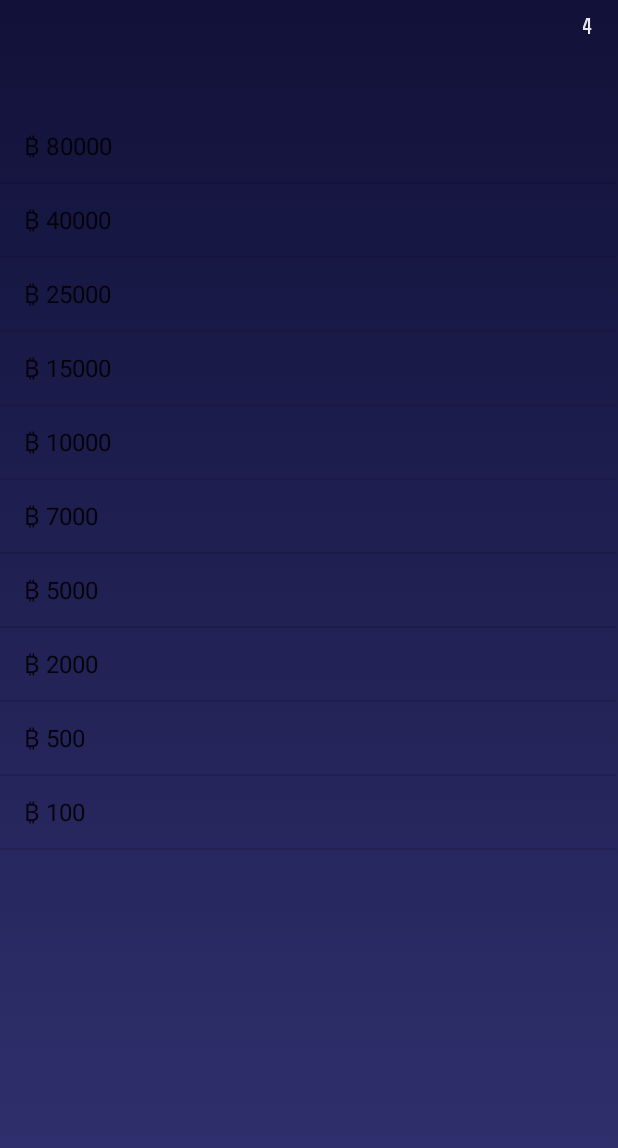
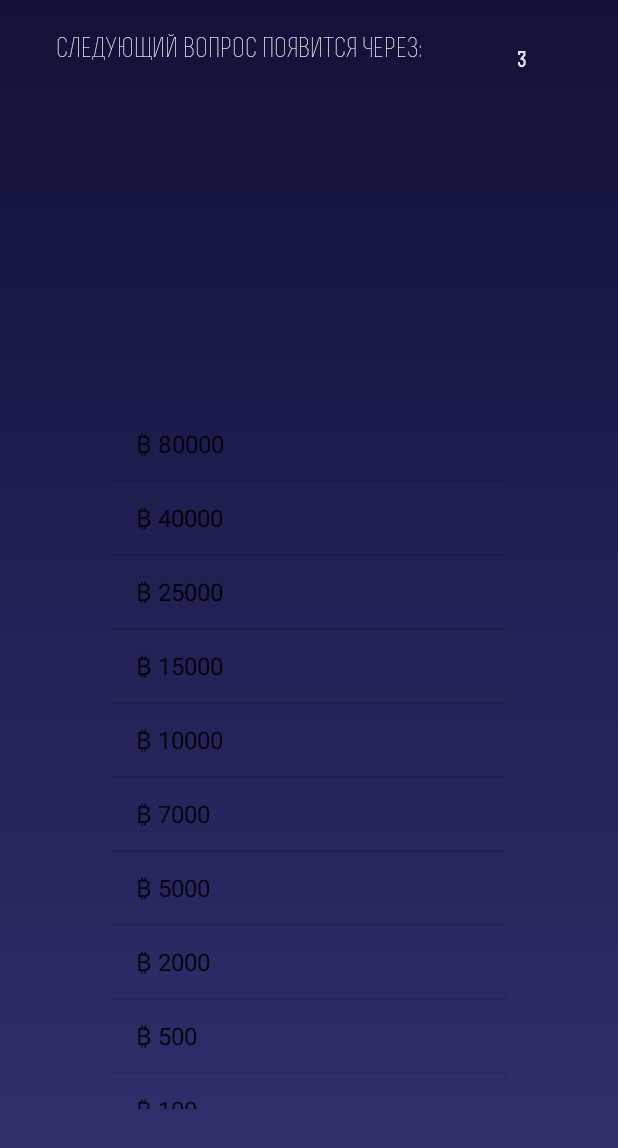
Before and after one commit to MariaForester/WhoWantsToBecomeLowLevelProgrammer, an Android app: the Progress screen opened directly, with no data from a screen before it, on a phone screen of 412 x 824 dp. Shown: the top 1148 px of the screen. Run offline under Robolectric (Android 15) with nearby library versions, the phone set to English and light mode, and no system bars.

Commit message:
Work with buttons and screens, location

```diff
--- a/app/src/main/res/layout-v16/activity_main.xml
+++ b/app/src/main/res/layout-v16/activity_main.xml
@@ -12,10 +12,8 @@
         android:layout_width="wrap_content"
         android:layout_height="wrap_content"
         android:layout_marginStart="25dp"
-        android:layout_marginLeft="25dp"
         android:layout_marginTop="35dp"
         android:layout_marginEnd="25dp"
-        android:layout_marginRight="25dp"
         android:layout_marginBottom="8dp"
         android:background="@drawable/buttons_gradient"
         android:fontFamily="@font/amatic_regular"
@@ -25,9 +23,10 @@
         android:textSize="44sp"
         app:layout_constraintBottom_toBottomOf="parent"
         app:layout_constraintEnd_toEndOf="parent"
+        app:layout_constraintHorizontal_bias="0.498"
         app:layout_constraintStart_toStartOf="parent"
         app:layout_constraintTop_toTopOf="parent"
-        app:layout_constraintVertical_bias="0.185" />
+        app:layout_constraintVertical_bias="0.109" />
 
     <com.google.android.material.button.MaterialButton
         android:id="@+id/but_loc_game"
--- a/app/src/main/res/layout/activity_progress.xml
+++ b/app/src/main/res/layout/activity_progress.xml
@@ -10,22 +10,25 @@
 
     <ListView
         android:id="@+id/listView"
-        android:layout_width="411dp"
-        android:layout_height="678dp"
+        android:layout_width="263dp"
+        android:layout_height="467dp"
+        android:layout_marginStart="8dp"
         android:layout_marginTop="8dp"
+        android:layout_marginEnd="8dp"
         android:layout_marginBottom="8dp"
         app:layout_constraintBottom_toBottomOf="parent"
+        app:layout_constraintEnd_toEndOf="parent"
+        app:layout_constraintStart_toStartOf="parent"
         app:layout_constraintTop_toTopOf="parent"
+        app:layout_constraintVertical_bias="0.774"
         tools:ignore="MissingConstraints"></ListView>
 
     <TextView
         android:id="@+id/progress_counter"
-        android:layout_width="wrap_content"
-        android:layout_height="wrap_content"
+        android:layout_width="51dp"
+        android:layout_height="37dp"
         android:layout_marginStart="8dp"
-        android:layout_marginLeft="8dp"
         android:layout_marginEnd="8dp"
-        android:layout_marginRight="8dp"
         android:layout_marginBottom="8dp"
         android:text="TextView"
         android:textColor="@color/textColor"
@@ -35,6 +38,26 @@
         app:layout_constraintHorizontal_bias="0.976"
         app:layout_constraintStart_toStartOf="parent"
         app:layout_constraintTop_toTopOf="parent"
-        app:layout_constraintVertical_bias="0.011" />
+        app:layout_constraintVertical_bias="0.039" />
+
+    <TextView
+        android:id="@+id/textView_fail"
+        android:layout_width="302dp"
+        android:layout_height="37dp"
+        android:layout_marginStart="8dp"
+        android:layout_marginTop="8dp"
+        android:layout_marginEnd="8dp"
+        android:layout_marginBottom="8dp"
+        android:gravity="center_horizontal"
+        android:text="Следующий вопрос появится через:"
+        android:textColor="@color/textColor"
+        android:textSize="18sp"
+        app:fontFamily="@font/rex_light"
+        app:layout_constraintBottom_toBottomOf="parent"
+        app:layout_constraintEnd_toEndOf="parent"
+        app:layout_constraintHorizontal_bias="0.0"
+        app:layout_constraintStart_toStartOf="parent"
+        app:layout_constraintTop_toTopOf="parent"
+        app:layout_constraintVertical_bias="0.016" />
 
 </androidx.constraintlayout.widget.ConstraintLayout>
```
Also changed, not shown: app/src/main/res/layout/activity_failed_game.xml (+11 -11 lines), app/src/main/res/layout/activity_local_game.xml (+3 -4 lines), app/src/main/res/layout/activity_local_game_play_mode.xml (+7 -13 lines), app/src/main/res/layout/activity_won_game.xml (+5 -6 lines), app/src/main/res/drawable-v24/failure.png, app/src/main/res/drawable-v24/trophy.png.
